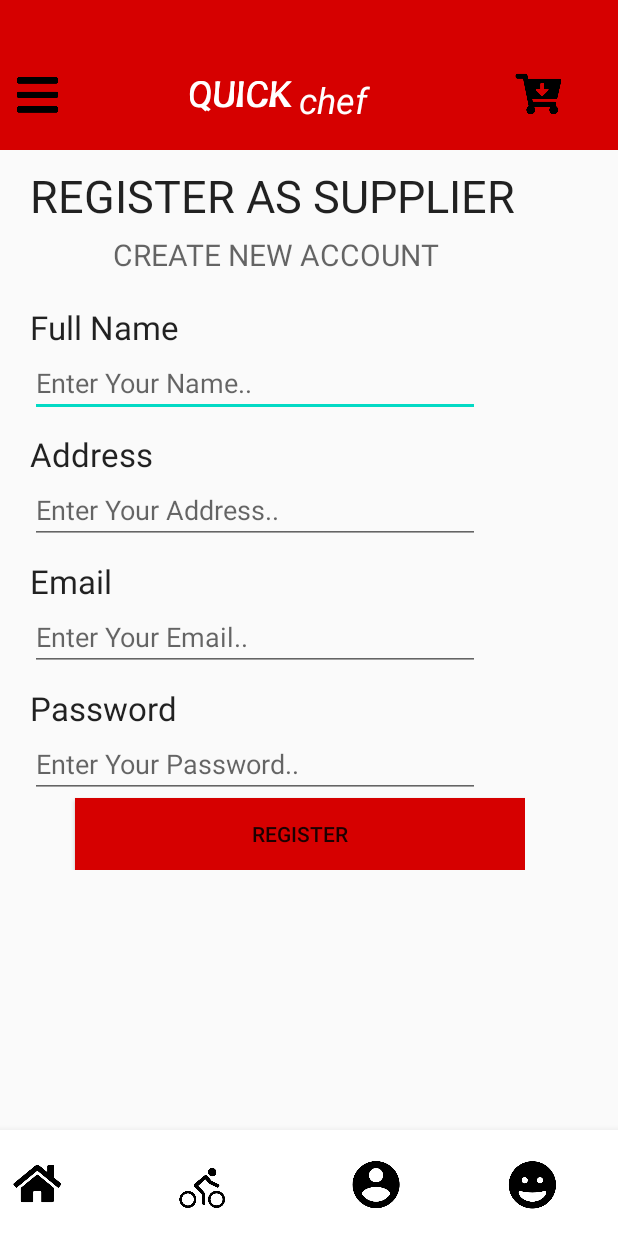
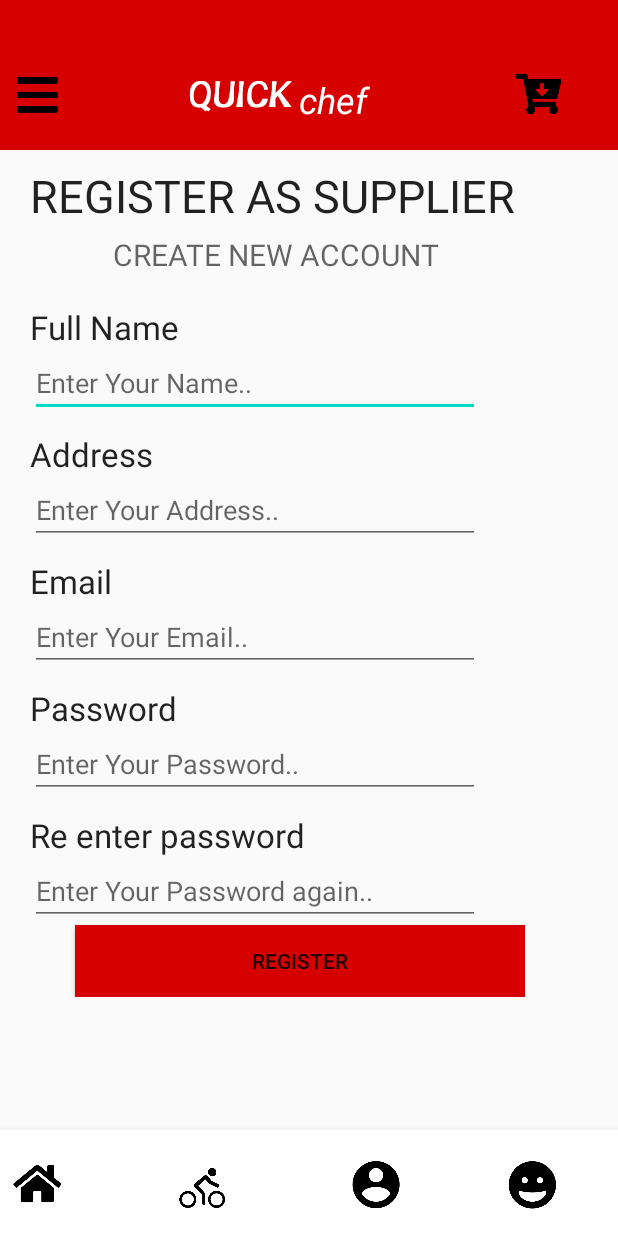
Before and after one commit to anjanaMLH/miniProject_6.2, an Android app: the Register_supplier screen opened directly, with no data from a screen before it, on a phone screen of 412 x 824 dp. Run offline under Robolectric (Android 15) with nearby library versions, the light colour scheme and no system bars; our stand-ins replace Firebase (no records; nobody signed in at launch, a user with empty details on screens opened directly).

Commit message:
latest changes to validations

```diff
--- a/app/src/main/java/com/example/mad_project/supplier/Register_supplier.java
+++ b/app/src/main/java/com/example/mad_project/supplier/Register_supplier.java
@@ -22,8 +22,8 @@ import com.example.mad_project.Models.Supplier;
 
 public class Register_supplier extends AppCompatActivity {
 
-    EditText full_name,address,e_mail,password;
-    String full_name_valid,address_valid,e_mail_valid,password_valid;
+    EditText full_name,address,e_mail,password,re_password;
+    String full_name_valid,address_valid,e_mail_valid,password_valid,re_password_valid;
     Button button_reg,button_logout;
     DatabaseReference ref;
     Supplier supplier;
@@ -37,6 +37,7 @@ public class Register_supplier extends AppCompatActivity {
         address = (EditText) findViewById(R.id.address_edit_view);
         e_mail = (EditText) findViewById(R.id.email_edit_view);
         password = (EditText) findViewById(R.id.password_edit_view);
+        re_password = (EditText) findViewById(R.id.password_re_edit_view);
 
         supplier = new Supplier();
         ref = FirebaseDatabase.getInstance().getReference().child("Supplier");
@@ -53,10 +54,6 @@ public class Register_supplier extends AppCompatActivity {
 
             }
         });
-
-
-
-
 
         button_reg = findViewById(R.id.register);
         button_reg.setOnClickListener(new View.OnClickListener() {
@@ -89,6 +86,7 @@ public class Register_supplier extends AppCompatActivity {
             address_valid = address.getText().toString();
             e_mail_valid = e_mail.getText().toString();
             password_valid = password.getText().toString();
+            re_password_valid = re_password.getText().toString();
 
 
             if(TextUtils.isEmpty(full_name_valid)){
@@ -102,6 +100,9 @@ public class Register_supplier extends AppCompatActivity {
             }
             else if(TextUtils.isEmpty(password_valid)){
                 Toast.makeText(this, "Address field shouldn't be empty", Toast.LENGTH_SHORT).show();
+            }
+            else if(!password_valid.equals(re_password_valid)){
+                Toast.makeText(this, " password didn't match", Toast.LENGTH_SHORT).show();
             }
             else{
                 saveInformations();
--- a/app/src/main/res/layout/activity_login__supplier.xml
+++ b/app/src/main/res/layout/activity_login__supplier.xml
@@ -155,7 +155,7 @@
                 android:layout_centerHorizontal="true"
                 android:layout_toRightOf="@+id/textView"
                 android:hint="Enter Your Password.."
-                android:inputType="textPersonName" />
+                android:inputType="textPassword" />
 
 
 
--- a/app/src/main/res/layout/activity_register_supplier.xml
+++ b/app/src/main/res/layout/activity_register_supplier.xml
@@ -188,6 +188,25 @@
                 android:hint="Enter Your Password.."
                 android:inputType="textPassword" />
 
+            <TextView
+                android:id="@+id/password_re"
+                android:layout_width="wrap_content"
+                android:layout_height="wrap_content"
+                android:layout_alignParentTop="true"
+                android:layout_marginTop="10dp"
+                android:text="Re enter password"
+                android:textAppearance="?android:attr/textAppearanceLarge" />
+
+            <EditText
+                android:id="@+id/password_re_edit_view"
+                android:layout_width="300dp"
+                android:layout_height="wrap_content"
+                android:layout_alignTop="@+id/password"
+                android:layout_centerHorizontal="true"
+                android:layout_toRightOf="@+id/textView"
+                android:hint="Enter Your Password again.."
+                android:inputType="textPassword" />
+
 
 
             <Button
```
